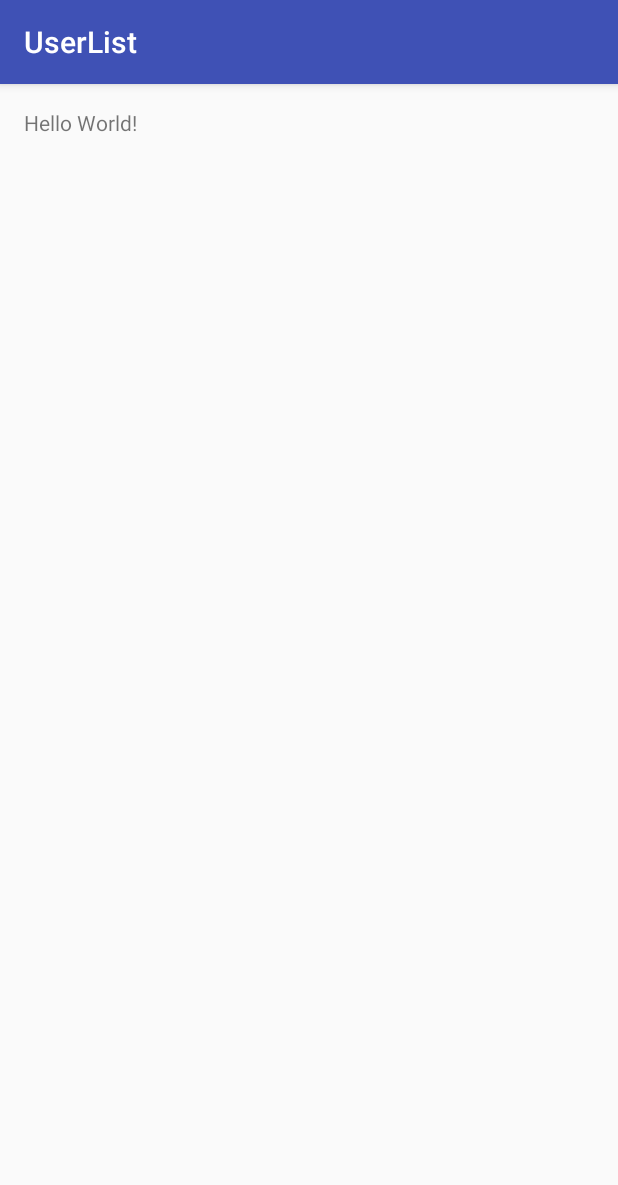
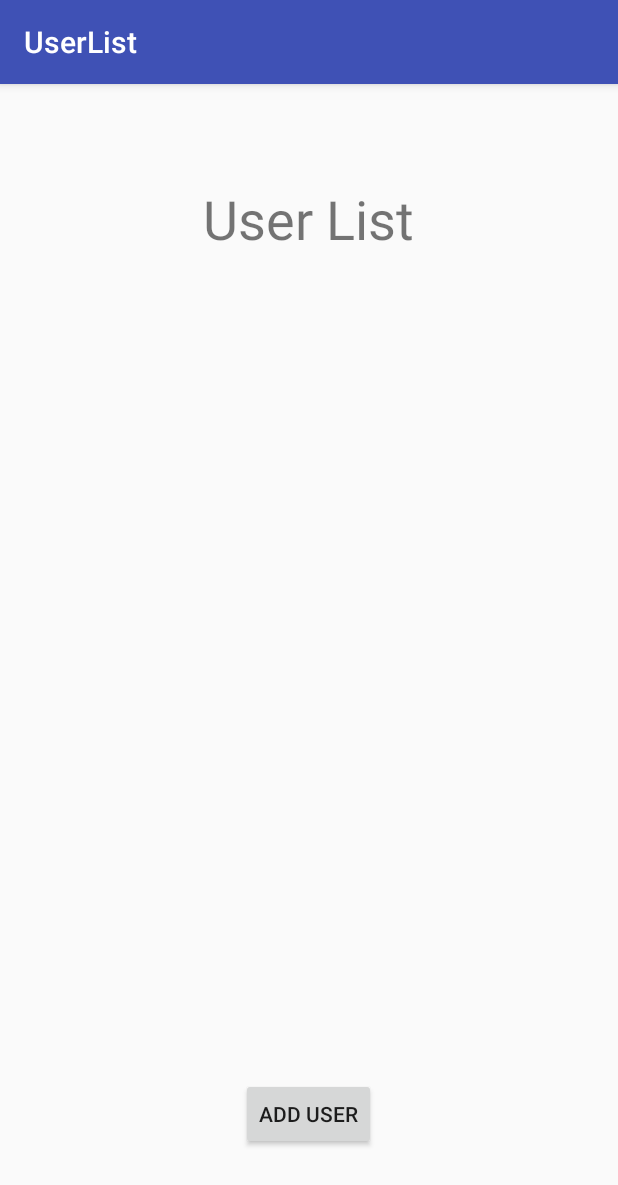
Before and after one commit to Giovanni21M/UserList, an Android app: the screen it shows after launch (MainActivity), on a phone screen of 412 x 824 dp. Shown: the top 1185 px of the screen. Run offline under Robolectric (Android 15) with nearby library versions, the phone set to English and light mode, and no system bars.

Commit message:
Create basic layout for activity_main

```diff
--- a/app/src/main/res/layout/activity_main.xml
+++ b/app/src/main/res/layout/activity_main.xml
@@ -10,8 +10,73 @@
     android:paddingTop="@dimen/activity_vertical_margin"
     tools:context="com.giovannimartinus.userlist.MainActivity">
 
-    <TextView
+    <Button
+        android:text="Add User"
         android:layout_width="wrap_content"
         android:layout_height="wrap_content"
-        android:text="Hello World!" />
+        android:layout_alignParentBottom="true"
+        android:layout_centerHorizontal="true"
+        android:layout_marginBottom="41dp"
+        android:layout_weight="1"
+        android:id="@+id/addButton"
+        android:onClick="createUser" />
+
+    <ListView
+        android:layout_width="match_parent"
+        android:layout_height="match_parent"
+        android:layout_centerVertical="true"
+        android:layout_centerHorizontal="true"
+        android:layout_marginBottom="100dp"
+        android:layout_weight="1"
+        android:layout_marginTop="100dp"
+        android:id="@+id/listView" />
+
+    <TextView
+        android:text="User List"
+        android:layout_width="wrap_content"
+        android:layout_height="wrap_content"
+        android:layout_marginTop="49dp"
+        android:id="@+id/textView"
+        android:textSize="36sp"
+        android:layout_weight="1"
+        android:layout_alignParentTop="true"
+        android:layout_centerHorizontal="true" />
+
+    <RelativeLayout
+        android:layout_width="wrap_content"
+        android:layout_height="wrap_content"
+        android:background="@android:color/background_light"
+        android:layout_below="@+id/textView"
+        android:layout_centerHorizontal="true"
+        android:visibility="gone"
+        android:id="@+id/newUserLayout">
+
+        <EditText
+            android:layout_width="wrap_content"
+            android:layout_height="wrap_content"
+            android:inputType="textPersonName"
+            android:ems="10"
+            android:id="@+id/nameText"
+            android:hint="Name" />
+
+        <EditText
+            android:layout_width="wrap_content"
+            android:layout_height="wrap_content"
+            android:inputType="textPersonName"
+            android:ems="10"
+            android:id="@+id/urlText"
+            android:layout_below="@+id/nameText"
+            android:layout_alignParentStart="true"
+            android:hint="Image URL" />
+
+        <Button
+            android:text="Submit"
+            android:layout_width="wrap_content"
+            android:layout_height="wrap_content"
+            android:id="@+id/submitButton"
+            android:layout_below="@+id/urlText"
+            android:layout_alignParentStart="true"
+            android:onClick="addUser" />
+
+    </RelativeLayout>
 </RelativeLayout>
```
